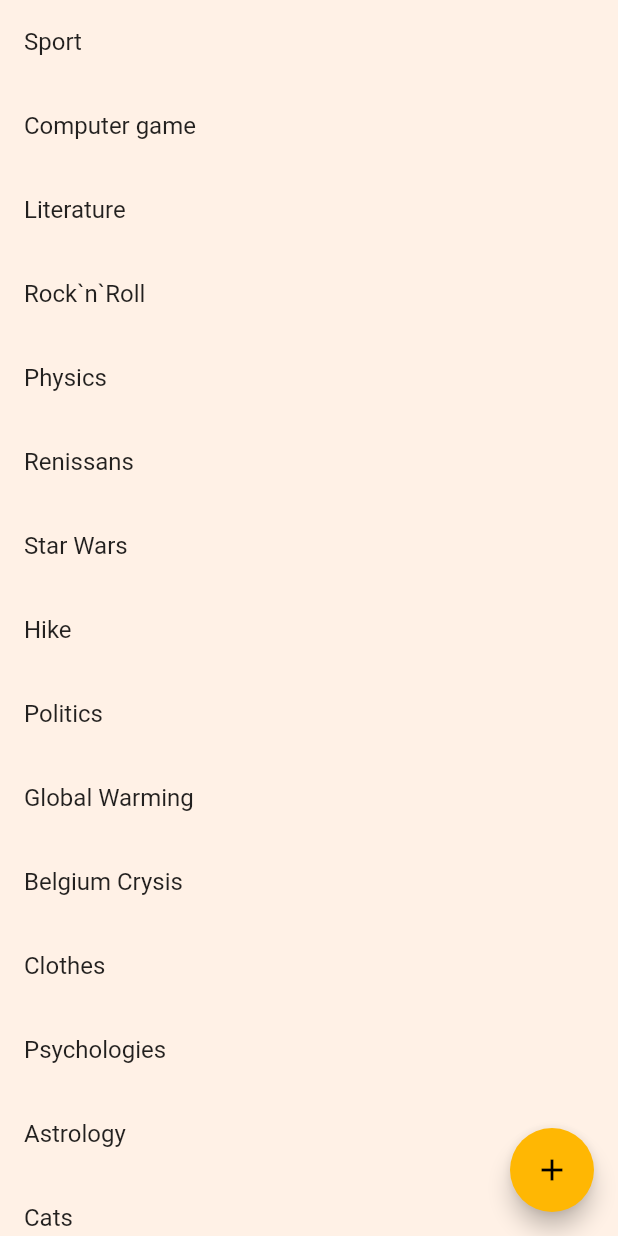
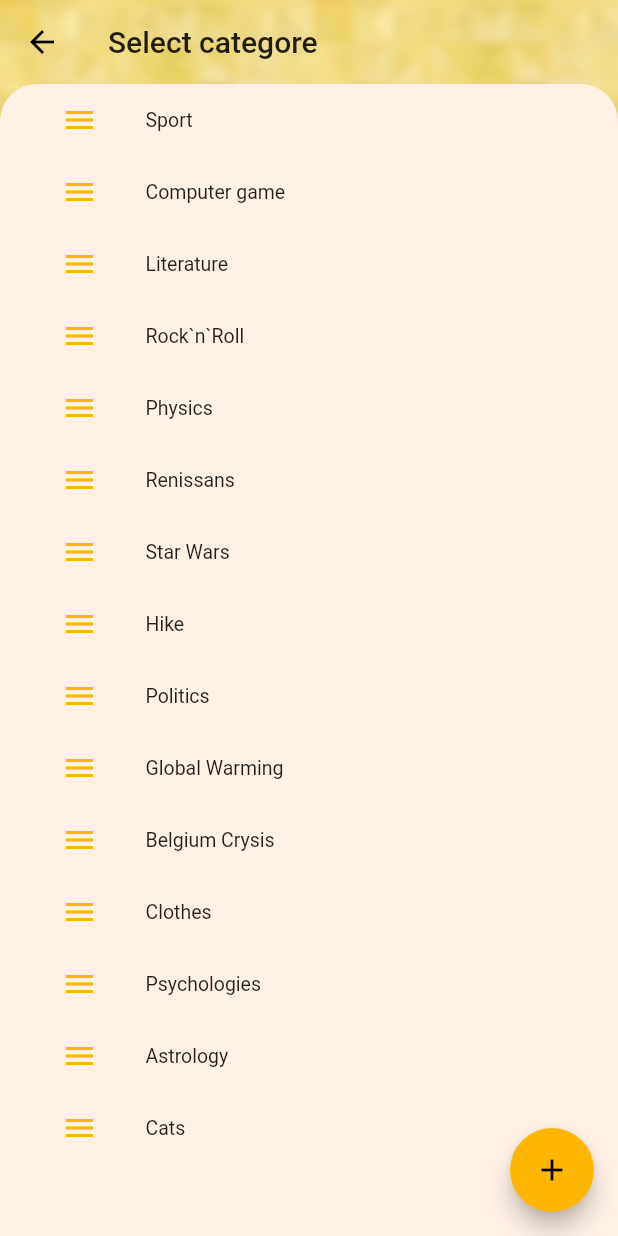
Before and after one commit to mem3Dealer/disCuss, a Flutter app: the CategoryPage screen opened directly, on a phone screen of 412 x 824 dp. Run offline on Flutter 3.47's test engine with Material 2 defaults, Android fonts, the phone set to English and light mode, and no system bars; our stand-ins replace bloc, cloud_firestore, firebase_auth, firebase_core, flutter_bloc, flutter_slidable and 2 more; missing offline and left inert: animated_icon_button, splash_screen_view; accounts and stored records are empty.

Commit message:
Polish category page

```diff
--- a/lib/pages/category_page.dart
+++ b/lib/pages/category_page.dart
@@ -4,18 +4,51 @@ import 'package:my_chat_app/cubit/cubit/room_cubit.dart';
 import 'package:my_chat_app/pages/anotherGroupCreator.dart';
 import 'package:my_chat_app/pages/home.dart';
 import 'package:my_chat_app/services/database.dart';
+import 'dart:ui';
 
 class CategoryPage extends StatelessWidget {
   /// ее вызывать на главнойто есть вместо всех чатов на хоуме будет выбор категории? да понял
   CategoryPage({Key? key}) : super(key: key);
   final data = GetIt.I.get<DataBaseService>();
   final room = GetIt.I.get<RoomCubit>();
+
   @override
   Widget build(BuildContext context) {
-    return Scaffold(
-      body: ListView(
+    final ThemeData theme = Theme.of(context);
+    return Container(
+        decoration: BoxDecoration(
+          image: DecorationImage(
+              scale: theme.brightness == Brightness.dark ? 0.05 : 0.3,
+              repeat: ImageRepeat.repeat,
+              // fit: BoxFit.cover,
+              image: theme.brightness == Brightness.dark
+                  ? ExactAssetImage('assets/dark_back.png')
+                  : ExactAssetImage('assets/light_back.jpg')),
+        ),
+        child: BackdropFilter(
+          filter: theme.brightness == Brightness.dark
+              ? ImageFilter.blur(sigmaX: 13.0, sigmaY: 13.0)
+              : ImageFilter.blur(sigmaX: 3.0, sigmaY: 3.0),
+          child: Scaffold(
+            backgroundColor: Colors.transparent,
+            appBar: AppBar(
+              backgroundColor: Colors.transparent,
+              elevation: 0,
+              title: Text('Select categore'),
+            ),
+            body: Container(
+              decoration: BoxDecoration(
+                  color: Theme.of(context).scaffoldBackgroundColor,
+                  borderRadius: BorderRadius.only(topLeft: Radius.circular(25.0), topRight: Radius.circular(25.0))),
+              padding: const EdgeInsets.symmetric(horizontal: 25.0),
+              child: ListView(
                   children: data.categories
                       .map((e) => ListTile(
+                          dense: true,
+                          leading: Icon(
+                            Icons.menu,
+                            color: Theme.of(context).primaryColor,
+                          ),
                           title: Text(e['label']!),
                           onTap: () {
                             room.setCategory(e['option']!); //ok
@@ -26,6 +59,7 @@ class CategoryPage extends StatelessWidget {
                             );
                           }))
                       .toList()),
+            ),
             floatingActionButton: FloatingActionButton(
               child: Icon(Icons.add),
               onPressed: () {
@@ -40,6 +74,7 @@ class CategoryPage extends StatelessWidget {
                     );
               },
             ),
-    );
+          ),
+        ));
   }
 }
```
Lines whose indentation alone changed are shown as unchanged.
